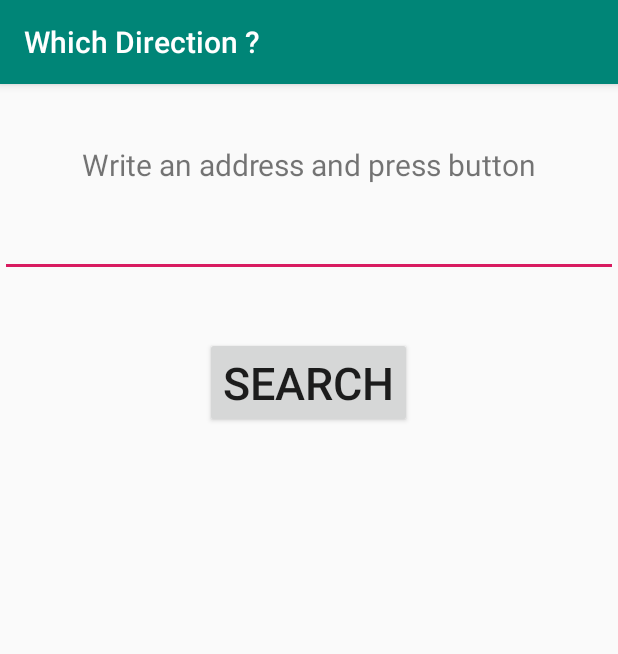
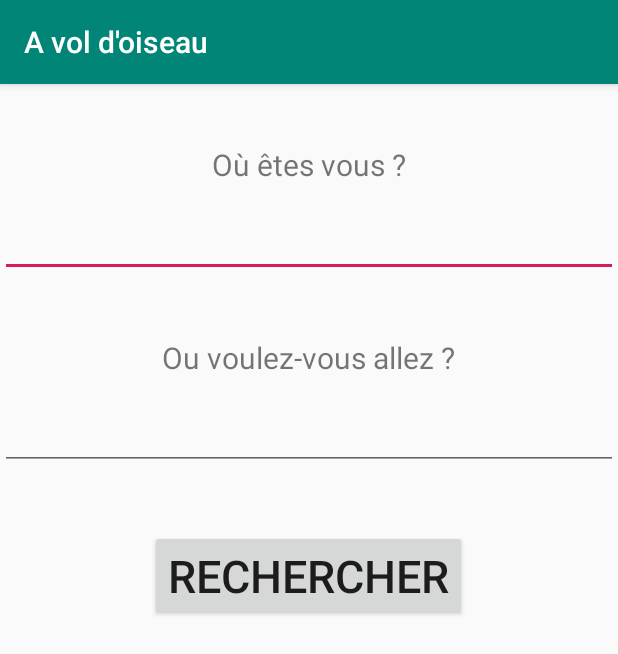
Before and after one commit to Gegelascience/WhichDirection, an Android app: the screen it shows after launch (MainActivity), on a phone screen of 412 x 824 dp. Shown: the top 654 px of the screen. Run offline under Robolectric (Android 15) with nearby library versions, the phone set to English and light mode, and no system bars; our stand-ins replace Volley.

Commit message:
move arrow and use gouv api for address, work only in France

```diff
--- a/app/build.gradle
+++ b/app/build.gradle
@@ -22,6 +22,7 @@ dependencies {
     implementation fileTree(dir: 'libs', include: ['*.jar'])
     implementation 'com.android.support:appcompat-v7:28.0.0'
     implementation 'com.android.support.constraint:constraint-layout:1.1.3'
+    implementation 'com.android.volley:volley:1.1.1'
     testImplementation 'junit:junit:4.12'
     androidTestImplementation 'com.android.support.test:runner:1.0.2'
     androidTestImplementation 'com.android.support.test.espresso:espresso-core:3.0.2'
--- a/app/src/main/AndroidManifest.xml
+++ b/app/src/main/AndroidManifest.xml
@@ -2,10 +2,8 @@
 <manifest xmlns:android="http://schemas.android.com/apk/res/android"
     package="com.verchere.whichdirection">
 
-    <uses-permission android:name="android.permission.ACCESS_NETWORK_STATE" />
-    <uses-permission android:name="android.permission.ACCESS_FINE_LOCATION"/>
-    <uses-permission android:name="android.permission.ACCESS_COARSE_LOCATION"/>
     <uses-permission android:name="android.permission.CAMERA" />
+    <uses-permission android:name="android.permission.INTERNET"/>
 
     <application
         android:allowBackup="true"
--- a/app/src/main/res/layout/activity_main.xml
+++ b/app/src/main/res/layout/activity_main.xml
@@ -10,8 +10,22 @@
     <TextView
         android:layout_width="match_parent"
         android:layout_height="40dp" />
+
     <TextView
-        android:id="@+id/angular"
+        android:layout_width="wrap_content"
+        android:layout_height="wrap_content"
+        android:text="@string/start"
+        android:layout_gravity="center_horizontal"
+        android:textSize="20sp"/>
+    <EditText
+        android:id="@+id/position"
+        android:layout_width="match_parent"
+        android:layout_height="wrap_content"
+        android:textSize="30sp"/>
+    <TextView
+        android:layout_width="match_parent"
+        android:layout_height="40dp" />
+    <TextView
         android:layout_width="wrap_content"
         android:layout_height="wrap_content"
         android:text="@string/info"
@@ -25,6 +39,7 @@
     <TextView
         android:layout_width="match_parent"
         android:layout_height="40dp" />
+
     <Button
         android:id="@+id/search"
         android:text="@string/found"
--- a/app/src/main/res/values/strings.xml
+++ b/app/src/main/res/values/strings.xml
@@ -1,8 +1,9 @@
 <resources>
-    <string name="app_name">Which Direction ?</string>
-    <string name="found">Search</string>
-    <string name="where">This way !</string>
-    <string name="info">Write an address and press button</string>
-    <string name="address">Address</string>
-    <string name="error">Address not found</string>
+    <string name="app_name">A vol d\'oiseau</string>
+    <string name="found">Rechercher</string>
+    <string name="where">Par là !</string>
+    <string name="address">adresse</string>
+    <string name="error">Adresse non trouvée</string>
+    <string name="info">Ou voulez-vous allez ?</string>
+    <string name="start">Où êtes vous ?</string>
 </resources>
```
Also changed, not shown: app/src/main/java/com/verchere/whichdirection/MainActivity.java (+81 -119 lines), 1 other file.
